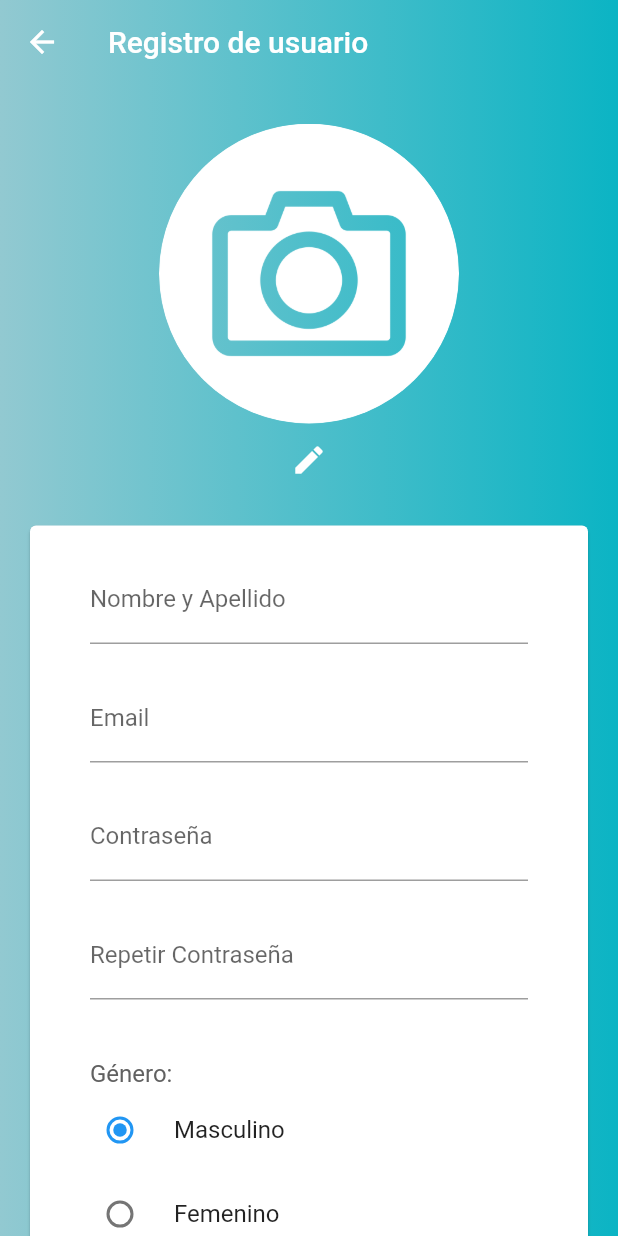
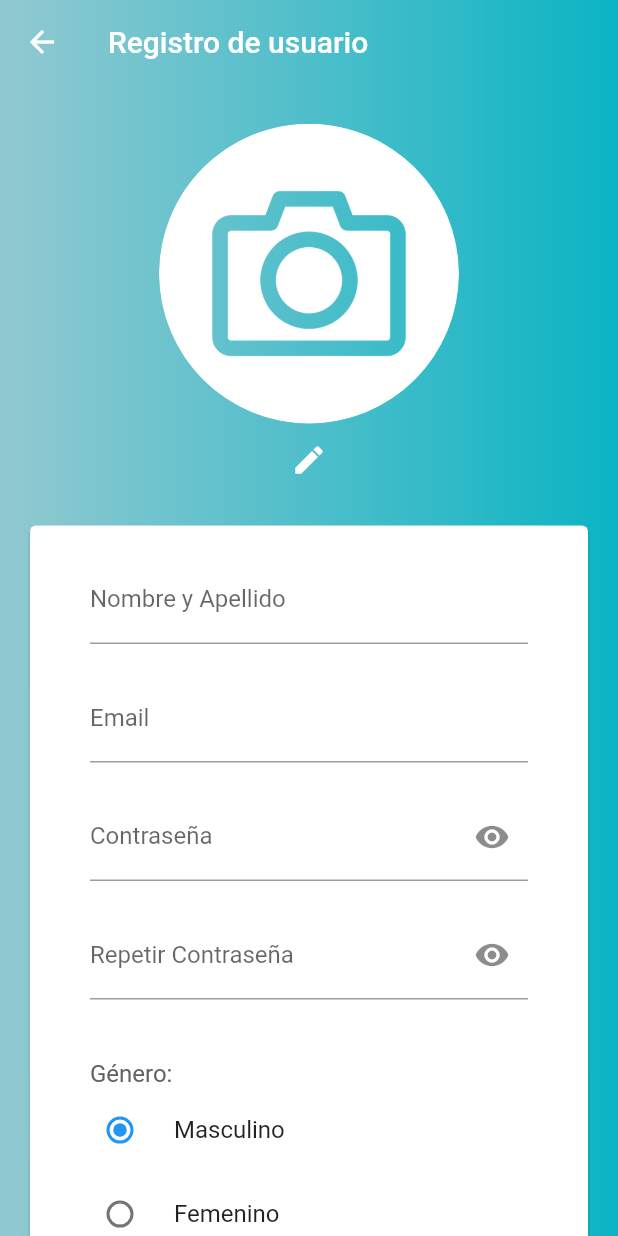
Before and after one commit to AndresCodeJS/social_cook, a Flutter app: the Register screen opened by its route, on a phone screen of 412 x 824 dp. Run offline on Flutter 3.47's test engine with Material 2 defaults, Android fonts, the light colour scheme and no system bars; our stand-ins replace flutter_keyboard_visibility, image_picker.

Commit message:
Password fields

```diff
--- a/lib/src/widgets/register/registerForm.dart
+++ b/lib/src/widgets/register/registerForm.dart
@@ -19,6 +19,9 @@ class _RegisterFormState extends State<RegisterForm> {
 
   String _error = "";
   String repeatedPassword = "";
+
+  bool showPassword = false;
+  bool showPasswordR = false;
 
   Genrer? _genrer = Genrer.male;
 
@@ -59,9 +62,22 @@ class _RegisterFormState extends State<RegisterForm> {
             height: 20,
           ),
           TextFormField(
-            decoration: const InputDecoration(labelText: "Contraseña"),
-            obscureText: true,
-            onChanged: (value){onChangePassword();},
+            decoration: InputDecoration(
+                labelText: "Contraseña",
+                suffixIcon: IconButton(
+                  icon: !showPassword
+                      ? const Icon(Icons.visibility)
+                      : const Icon(Icons.visibility_off),
+                  onPressed: () {
+                    setState(() {
+                      showPassword = !showPassword;
+                    });
+                  },
+                )),
+            obscureText: !showPassword,
+            onChanged: (value) {
+              onChangePassword();
+            },
             validator: (value) {
               if (value!.isEmpty) {
                 return isEmpty;
@@ -75,9 +91,22 @@ class _RegisterFormState extends State<RegisterForm> {
             height: 20,
           ),
           TextFormField(
-            decoration: const InputDecoration(labelText: "Repetir Contraseña"),
-            obscureText: true,
-            onChanged: (value){onChangePassword();},
+            decoration: InputDecoration(
+                labelText: "Repetir Contraseña",
+                suffixIcon: IconButton(
+                  icon: !showPasswordR
+                      ? const Icon(Icons.visibility)
+                      : const Icon(Icons.visibility_off),
+                  onPressed: () {
+                    setState(() {
+                      showPasswordR = !showPasswordR;
+                    });
+                  },
+                )),
+            obscureText: !showPasswordR,
+            onChanged: (value) {
+              onChangePassword();
+            },
             validator: (value) {
               if (value!.isEmpty) {
                 return isEmpty;
@@ -98,15 +127,11 @@ class _RegisterFormState extends State<RegisterForm> {
               textAlign: TextAlign.start,
             ),
           ),
-       /*    const SizedBox(
-            height: 40,
-          ), */
           Column(
             children: [
               RadioListTile(
                 title: const Text('Masculino'),
                 contentPadding: const EdgeInsets.all(0),
-
                 value: Genrer.male,
                 activeColor: Colors.blue,
                 groupValue: _genrer,
@@ -117,7 +142,6 @@ class _RegisterFormState extends State<RegisterForm> {
                 },
               ),
               SizedBox(
-
                 child: RadioListTile(
                   title: const Text('Femenino'),
                   contentPadding: const EdgeInsets.all(0),
@@ -141,21 +165,22 @@ class _RegisterFormState extends State<RegisterForm> {
                 minimumSize: const Size(double.infinity, 60)),
             child: const Text('Guardar'),
           ),
-          _error.isNotEmpty ?
-            Container(
-              margin: const EdgeInsets.only(top: 20),
-              child: Text(
-                _error,
-                style: const TextStyle(color: Colors.red),
-              ),
-            ):const SizedBox()
+          _error.isNotEmpty
+              ? Container(
+                  margin: const EdgeInsets.only(top: 20),
+                  child: Text(
+                    _error,
+                    style: const TextStyle(color: Colors.red),
+                  ),
+                )
+              : const SizedBox()
         ],
       ),
     );
   }
 
-  void onChangePassword(){
-    if(_error.isNotEmpty){
+  void onChangePassword() {
+    if (_error.isNotEmpty) {
       setState(() {
         _error = "";
       });
```
